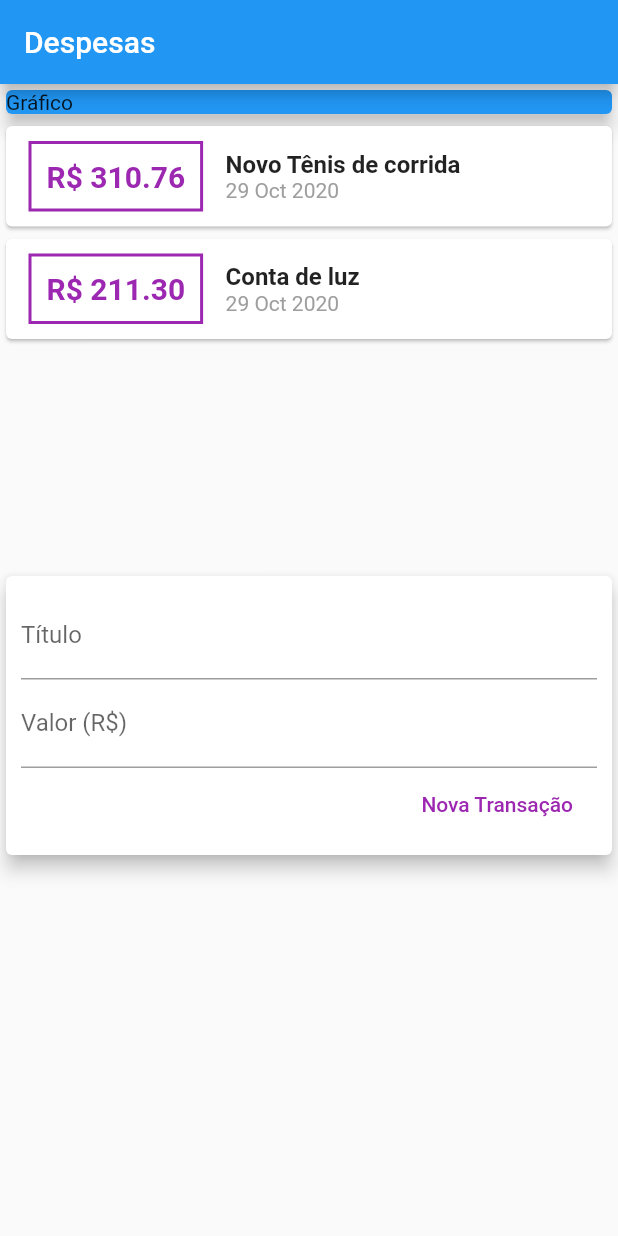
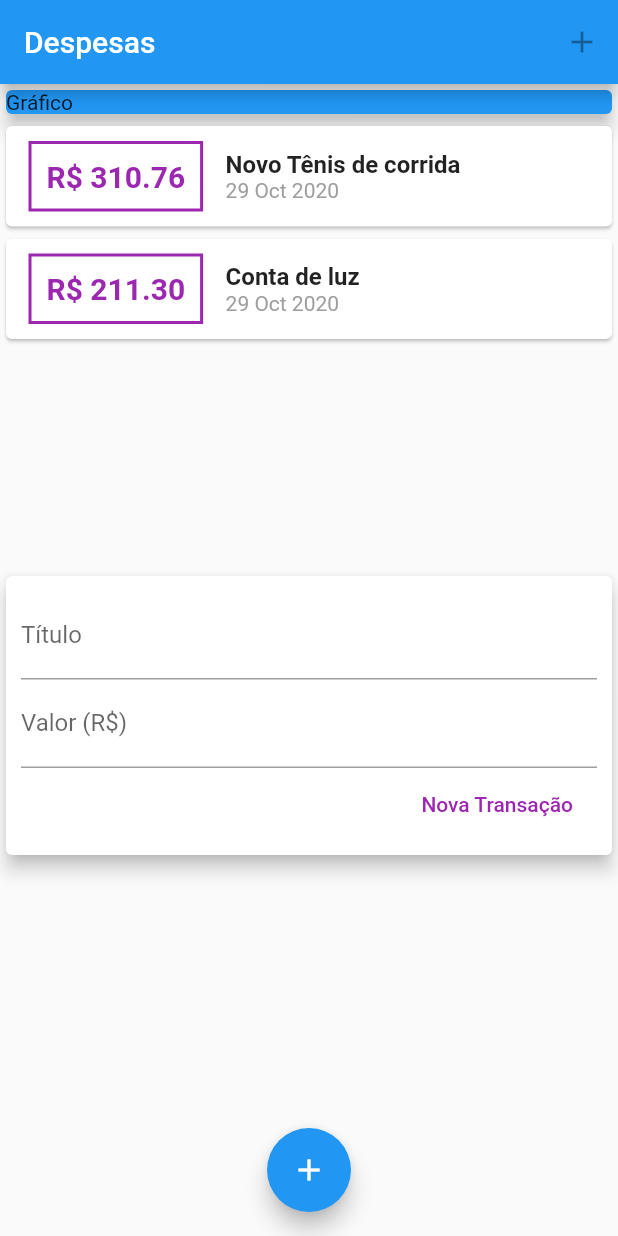
Before and after one commit to juniorlatalisa/cod3r_flutter, a Flutter app: the screen it shows after launch, on a phone screen of 412 x 824 dp. Run offline on Flutter 3.47's test engine with Material 2 defaults, Android fonts, the phone set to English and light mode, and no system bars.

Commit message:
Construindo App Real - Despesas Pessoais: Botões para Adicionar Transação

```diff
--- a/curso_flutter/expenses/lib/main.dart
+++ b/curso_flutter/expenses/lib/main.dart
@@ -15,9 +15,16 @@ class ExpensesApp extends StatelessWidget {
 class MyHomePage extends StatelessWidget {
   @override
   Widget build(BuildContext context) {
+    final _add = Icon(Icons.add);
     return Scaffold(
       appBar: AppBar(
         title: Text('Despesas'),
+        actions: <Widget>[
+          IconButton(
+            icon: _add,
+            onPressed: null,
+          )
+        ],
       ),
       body: SingleChildScrollView(
         child: Column(
@@ -34,6 +41,11 @@ class MyHomePage extends StatelessWidget {
           ],
         ),
       ),
+      floatingActionButton: FloatingActionButton(
+        child: _add,
+        onPressed: null,
+      ),
+      floatingActionButtonLocation: FloatingActionButtonLocation.centerFloat,
     );
   }
 }
```
